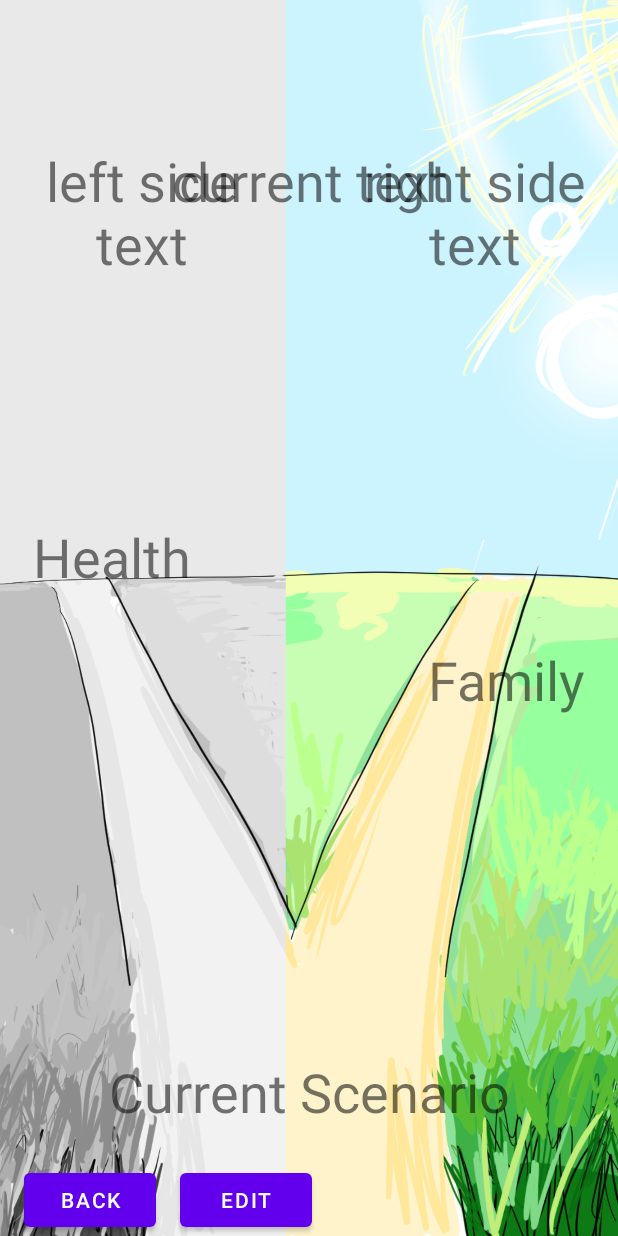
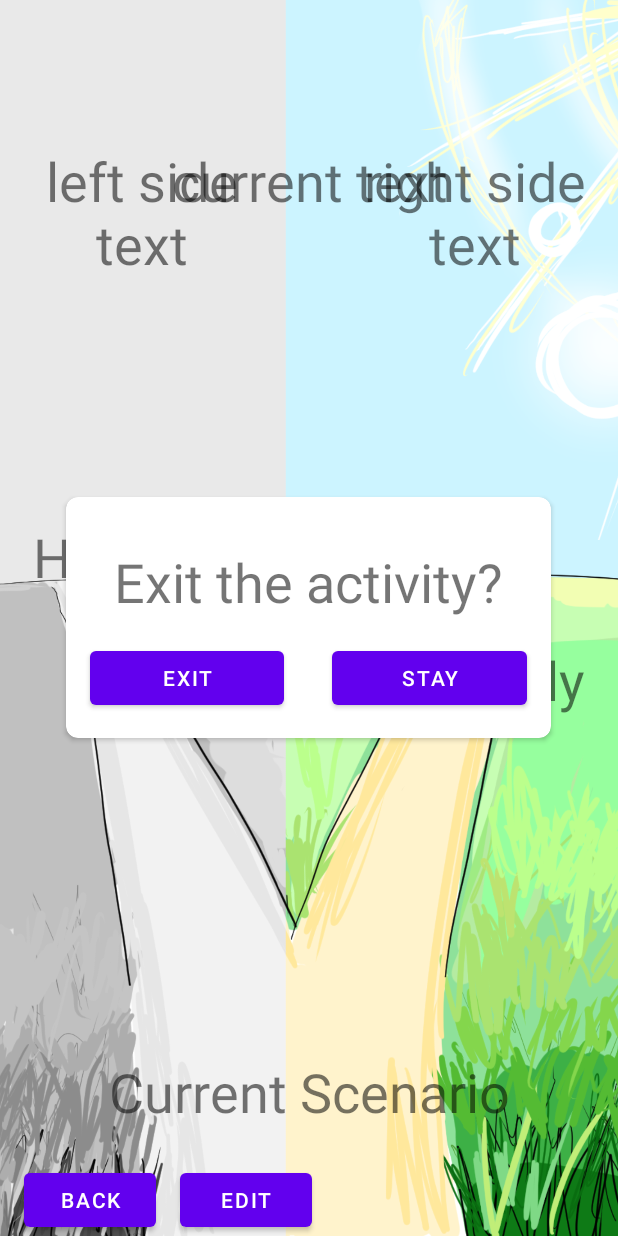
Before and after one commit to Dj5822/FACT-Application, an Android app: the layout activity_choicepoint.xml on its own in the app's theme, with its tools: preview values and no code run, on a phone screen of 412 x 824 dp. Run offline under Robolectric (Android 15) with nearby library versions, the phone set to English and light mode, and no system bars.

Commit message:
Add back button functionality

```diff
--- a/app/src/main/java/com/example/factapplication/ChoicepointActivity.java
+++ b/app/src/main/java/com/example/factapplication/ChoicepointActivity.java
@@ -5,9 +5,11 @@ import android.graphics.Color;
 import android.os.Bundle;
 import android.view.View;
 import android.widget.ImageView;
+import android.widget.LinearLayout;
 import android.widget.TextView;
 
 import androidx.appcompat.app.AppCompatActivity;
+import androidx.cardview.widget.CardView;
 
 public class ChoicepointActivity extends AppCompatActivity {
 
@@ -23,6 +25,7 @@ public class ChoicepointActivity extends AppCompatActivity {
         View choicePointView;
         TextView scenarioText, currentText, leftText, rightText,
         valueText1, valueText2;
+        CardView exitConfirmPopup;
 
         public ViewHolder() {
             backgroundImage = findViewById(R.id.choicePointBackground);
@@ -33,6 +36,7 @@ public class ChoicepointActivity extends AppCompatActivity {
             rightText = findViewById(R.id.choicepointRightSideText);
             valueText1 = findViewById(R.id.choicePointValueText);
             valueText2 = findViewById(R.id.choicePointValueText2);
+            exitConfirmPopup = findViewById(R.id.exitConfirmPopup);
         }
     }
 
@@ -76,6 +80,7 @@ public class ChoicepointActivity extends AppCompatActivity {
         vh.rightText.setVisibility(View.VISIBLE);
         vh.valueText1.setVisibility(View.INVISIBLE);
         vh.valueText2.setVisibility(View.INVISIBLE);
+        vh.exitConfirmPopup.setVisibility(View.INVISIBLE);
     }
 
     private void goToRightScreen() {
@@ -117,4 +122,21 @@ public class ChoicepointActivity extends AppCompatActivity {
         vh.valueText1.setVisibility(View.INVISIBLE);
         vh.valueText2.setVisibility(View.INVISIBLE);
     }
+
+    public void goBack(View view) {
+        finish();
+
+    }
+
+    public void hideConfirmationPopup(View view) {
+        vh.exitConfirmPopup.setVisibility(View.INVISIBLE);
+    }
+
+    public void showConfirmationPopup(View view) {
+        vh.exitConfirmPopup.setVisibility(View.VISIBLE);
+    }
+
+    public void editChoicepointText(View view) {
+        System.out.println("Edit choicepoint text");
+    }
 }
--- a/app/src/main/res/layout/activity_choicepoint.xml
+++ b/app/src/main/res/layout/activity_choicepoint.xml
@@ -108,14 +108,65 @@
                 android:layout_width="wrap_content"
                 android:layout_height="wrap_content"
                 android:layout_marginLeft="16sp"
-                android:text="Back" />
+                android:text="Back"
+                android:onClick="showConfirmationPopup"/>
 
             <Button
                 android:layout_width="wrap_content"
                 android:layout_height="wrap_content"
                 android:layout_marginLeft="16sp"
-                android:text="Edit" />
+                android:text="Edit"
+                android:onClick="editChoicepointText"/>
         </LinearLayout>
+
+        <androidx.cardview.widget.CardView
+            android:id="@+id/exitConfirmPopup"
+            android:layout_width="wrap_content"
+            android:layout_height="wrap_content"
+            android:layout_centerInParent="true"
+            app:cardCornerRadius="8dp"
+            >
+            <LinearLayout
+                android:layout_width="wrap_content"
+                android:layout_height="wrap_content"
+                android:orientation="vertical">
+                <TextView
+                    android:layout_width="wrap_content"
+                    android:layout_height="wrap_content"
+                    android:text="Exit the activity?"
+                    android:textAlignment="center"
+                    android:textSize="36sp"
+                    android:paddingTop="32dp"
+                    android:paddingLeft="32dp"
+                    android:paddingRight="32dp"/>
+                <LinearLayout
+                    android:layout_width="fill_parent"
+                    android:layout_height="wrap_content"
+                    android:orientation="horizontal"
+                    android:paddingTop="16dp"
+                    android:paddingBottom="16dp"
+                    >
+                    <Button
+                        android:layout_width="wrap_content"
+                        android:layout_height="wrap_content"
+                        android:text="Exit"
+                        android:layout_weight="1"
+                        android:layout_marginLeft="16dp"
+                        android:layout_marginRight="16dp"
+                        android:onClick="goBack"/>
+                    <Button
+                        android:layout_width="wrap_content"
+                        android:layout_height="wrap_content"
+                        android:text="Stay"
+                        android:layout_weight="1"
+                        android:layout_marginLeft="16dp"
+                        android:layout_marginRight="16dp"
+                        android:onClick="hideConfirmationPopup"/>
+                </LinearLayout>
+            </LinearLayout>
+
+
+        </androidx.cardview.widget.CardView>
 
     </RelativeLayout>
 
```
